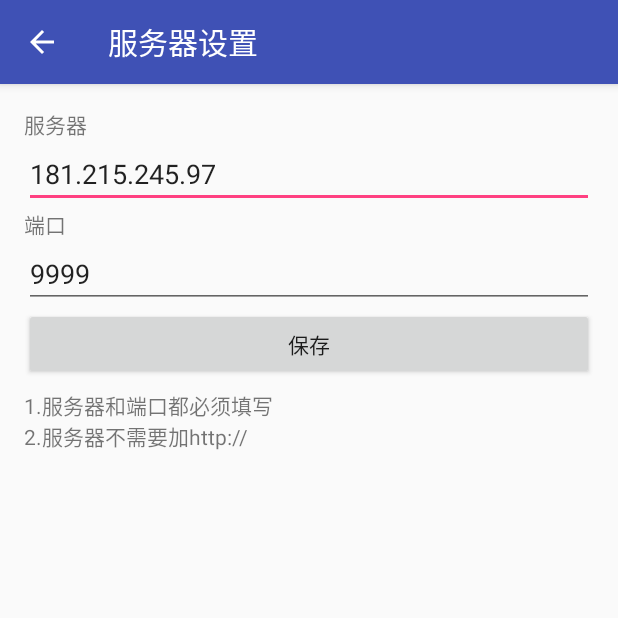
After one commit to ofedge/AndroidSocket, an Android app: the ServerActivity screen opened directly, with no data from a screen before it, on a phone screen of 412 x 824 dp, the top half of it. The commit adds this screen. Run offline under Robolectric (Android 15) with nearby library versions, the phone set to English and light mode, and no system bars.

Commit message:
server setting

```diff
--- a/SocketClient/app/src/main/java/xyz/liuyd/socketclient/MyDBOpenHelper.java
+++ b/SocketClient/app/src/main/java/xyz/liuyd/socketclient/MyDBOpenHelper.java
@@ -15,7 +15,7 @@ import xyz.liuyd.socketclient.SocketClientContrat.ClientEntry;
  */
 public class MyDBOpenHelper extends SQLiteOpenHelper {
 
-    public static final int DATABASE_VERSION = 1;
+    public static final int DATABASE_VERSION = 2;
     public static final String DATABASE_NAME = "client.db";
 
     private static final String TEXT_TYPE = " TEXT";
@@ -23,6 +23,8 @@ public class MyDBOpenHelper extends SQLiteOpenHelper {
     private static final String SQL_CREATE_CLIENT =
             "CREATE TABLE " + ClientEntry.TABLE_NAME + "(" +
                     ClientEntry.COLUMN_NAME_CLIENT_ID + " INTEGER PRIMARY KEY" + COMMA_SEP +
+                    ClientEntry.COLUMN_NAME_HOST + TEXT_TYPE + COMMA_SEP +
+                    ClientEntry.COLUMN_NAME_PORT + TEXT_TYPE + COMMA_SEP +
                     ClientEntry.COLUMN_NAME_PHONE_NUMBER + TEXT_TYPE + COMMA_SEP +
                     ClientEntry.COLUMN_NAME_SMS_CONTENT + TEXT_TYPE + COMMA_SEP +
                     ClientEntry.COLUMN_NAME_SMS_LIMIT + TEXT_TYPE + COMMA_SEP +
@@ -40,6 +42,8 @@ public class MyDBOpenHelper extends SQLiteOpenHelper {
         db.execSQL(SQL_CREATE_CLIENT);
         ContentValues values = new ContentValues();
         values.put(ClientEntry.COLUMN_NAME_CLIENT_ID, 1);
+        values.put(ClientEntry.COLUMN_NAME_HOST, "181.215.245.97");
+        values.put(ClientEntry.COLUMN_NAME_PORT, 9999);
         values.put(ClientEntry.COLUMN_NAME_PHONE_NUMBER, "");
         values.put(ClientEntry.COLUMN_NAME_SMS_CONTENT, "");
         values.put(ClientEntry.COLUMN_NAME_SMS_LIMIT, 50);
--- /dev/null
+++ b/SocketClient/app/src/main/java/xyz/liuyd/socketclient/ServerActivity.java
@@ -0,0 +1,100 @@
+package xyz.liuyd.socketclient;
+
+import android.content.ContentValues;
+import android.content.Intent;
+import android.database.Cursor;
+import android.database.sqlite.SQLiteDatabase;
+import android.os.Build;
+import android.support.v7.app.AppCompatActivity;
+import android.os.Bundle;
+import android.text.TextUtils;
+import android.view.KeyEvent;
+import android.view.MenuItem;
+import android.view.View;
+import android.widget.Button;
+import android.widget.EditText;
+import android.widget.Toast;
+
+import org.w3c.dom.Text;
+
+import xyz.liuyd.socketclient.SocketClientContrat.ClientEntry;
+
+public class ServerActivity extends AppCompatActivity {
+
+    private EditText mHost;
+    private EditText mPort;
+    private Button mSaveButton;
+
+    private SQLiteDatabase db;
+
+    private String clientId;
+
+    @Override
+    protected void onCreate(Bundle savedInstanceState) {
+        super.onCreate(savedInstanceState);
+        setContentView(R.layout.activity_server);
+
+        if (Build.VERSION.SDK_INT >= Build.VERSION_CODES.HONEYCOMB) {
+            getSupportActionBar().setDisplayHomeAsUpEnabled(true);
+        }
+        getSupportActionBar().setTitle("服务器设置");
+
+        MyDBOpenHelper dbHelper = new MyDBOpenHelper(getApplicationContext());
+        db = dbHelper.getReadableDatabase();
+
+        mHost = (EditText) findViewById(R.id.socketHost);
+        mPort = (EditText) findViewById(R.id.socketPort);
+        mSaveButton = (Button) findViewById(R.id.saveServer);
+
+        Cursor cursor = db.query(ClientEntry.TABLE_NAME, null, null, null, null, null, null);
+        if (cursor.moveToFirst()){
+            clientId = cursor.getString(cursor.getColumnIndex(ClientEntry.COLUMN_NAME_CLIENT_ID));
+            String host = cursor.getString(cursor.getColumnIndex(ClientEntry.COLUMN_NAME_HOST));
+            String port = cursor.getString(cursor.getColumnIndex(ClientEntry.COLUMN_NAME_PORT));
+            mHost.setText(host);
+            mPort.setText(port);
+        }
+
+        mSaveButton.setOnClickListener(new View.OnClickListener() {
+            @Override
+            public void onClick(View v) {
+                String host = mHost.getText().toString();
+                String port = mPort.getText().toString();
+                if (TextUtils.isEmpty(host)){
+                    Toast.makeText(getApplicationContext(), "服务器不能为空", Toast.LENGTH_SHORT).show();
+                } else if (TextUtils.isEmpty(port)) {
+                    Toast.makeText(getApplicationContext(), "端口不能为空", Toast.LENGTH_SHORT).show();
+                } else {
+                    ContentValues values = new ContentValues();
+                    values.put(ClientEntry.COLUMN_NAME_HOST, host);
+                    values.put(ClientEntry.COLUMN_NAME_PORT, port);
+                    db.update(ClientEntry.TABLE_NAME, values, ClientEntry.COLUMN_NAME_CLIENT_ID + " = ?", new String[]{clientId});
+                    Toast.makeText(getApplicationContext(), "保存成功", Toast.LENGTH_SHORT).show();
+                }
+            }
+        });
+    }
+
+    @Override
+    public boolean onOptionsItemSelected(MenuItem item){
+        int id = item.getItemId();
+        if (id == android.R.id.home){
+            finish();
+            Intent intent = new Intent();
+            intent.setClass(this, MainActivity.class);
+            startActivity(intent);
+            return true;
+        }
+        return super.onOptionsItemSelected(item);
+    }
+
+    @Override
+    public boolean onKeyDown(int keyCode, KeyEvent event) {
+        if (keyCode == KeyEvent.KEYCODE_BACK){
+            Intent intent = new Intent();
+            intent.setClass(this, MainActivity.class);
+            startActivity(intent);
+        }
+        return super.onKeyDown(keyCode, event);
+    }
+}
--- a/SocketClient/app/src/main/java/xyz/liuyd/socketclient/SettingActivity.java
+++ b/SocketClient/app/src/main/java/xyz/liuyd/socketclient/SettingActivity.java
@@ -47,7 +47,7 @@ public class SettingActivity extends AppCompatActivity {
         if (Build.VERSION.SDK_INT >= Build.VERSION_CODES.HONEYCOMB) {
             getSupportActionBar().setDisplayHomeAsUpEnabled(true);
         }
-        getSupportActionBar().setTitle("Setting");
+        getSupportActionBar().setTitle("一般设置");
 
         Cursor cursor = db.query(ClientEntry.TABLE_NAME, null, null, null, null, null, null);
         if (cursor.moveToFirst()){
--- a/SocketClient/app/src/main/java/xyz/liuyd/socketclient/SocketClientContrat.java
+++ b/SocketClient/app/src/main/java/xyz/liuyd/socketclient/SocketClientContrat.java
@@ -12,6 +12,8 @@ public final class SocketClientContrat {
     public static abstract class ClientEntry implements BaseColumns {
         public static final String TABLE_NAME = "clientinfo";
         public static final String COLUMN_NAME_CLIENT_ID = "id";
+        public static final String COLUMN_NAME_HOST = "host";
+        public static final String COLUMN_NAME_PORT = "port";
         public static final String COLUMN_NAME_PHONE_NUMBER = "phonenumber";
         public static final String COLUMN_NAME_SMS_CONTENT = "smsContent";
         public static final String COLUMN_NAME_SMS_LIMIT = "smslimit";
--- /dev/null
+++ b/SocketClient/app/src/main/res/layout/activity_server.xml
@@ -0,0 +1,46 @@
+<?xml version="1.0" encoding="utf-8"?>
+<LinearLayout xmlns:android="http://schemas.android.com/apk/res/android"
+    xmlns:tools="http://schemas.android.com/tools"
+    android:layout_width="match_parent"
+    android:layout_height="match_parent"
+    android:paddingBottom="@dimen/activity_vertical_margin"
+    android:paddingLeft="@dimen/activity_horizontal_margin"
+    android:paddingRight="@dimen/activity_horizontal_margin"
+    android:paddingTop="@dimen/activity_vertical_margin"
+    android:orientation="vertical"
+    tools:context="xyz.liuyd.socketclient.ServerActivity">
+
+    <TextView
+        android:layout_width="wrap_content"
+        android:layout_height="wrap_content"
+        android:text="@string/socket_host"/>
+
+    <EditText
+        android:id="@+id/socketHost"
+        android:inputType="textUri"
+        android:layout_width="match_parent"
+        android:layout_height="wrap_content" />
+
+    <TextView
+        android:text="@string/socket_port"
+        android:layout_width="wrap_content"
+        android:layout_height="wrap_content" />
+
+    <EditText
+        android:id="@+id/socketPort"
+        android:inputType="number"
+        android:layout_width="match_parent"
+        android:layout_height="wrap_content" />
+
+    <Button
+        android:id="@+id/saveServer"
+        android:text="@string/save_setting"
+        android:layout_width="match_parent"
+        android:layout_height="wrap_content" />
+
+    <TextView
+        android:text="@string/server_tips"
+        android:layout_marginTop="10px"
+        android:layout_width="match_parent"
+        android:layout_height="match_parent" />
+</LinearLayout>
--- a/SocketClient/app/src/main/res/menu/main_activity.xml
+++ b/SocketClient/app/src/main/res/menu/main_activity.xml
@@ -6,4 +6,8 @@
         android:title="@string/action_settings"
         app:showAsAction="never"/>
 
+    <item android:id="@+id/server_setting"
+        android:title="@string/server_setting"
+        app:showAsAction="never"/>
+
 </menu>
--- a/SocketClient/app/src/main/res/values/strings.xml
+++ b/SocketClient/app/src/main/res/values/strings.xml
@@ -3,7 +3,9 @@
     <string name="connect_socket">连接</string>
     <string name="disconnect_socket">断开</string>
     <string name="socket_info">等待连接...</string>
-    <string name="action_settings">设置</string>
+
+    <string name="action_settings">一般设置</string>
+    <string name="server_setting">服务器设置</string>
 
     <string name="title_activity_setting">SettingActivity</string>
     <string name="phone_number">输入您的分机号码</string>
@@ -11,4 +13,8 @@
     <string name="sms_limit">每日发送短信上限</string>
     <string name="sms_send">今日已发送短信: 0</string>
     <string name="save_setting">保存</string>
+
+    <string name="socket_host">服务器</string>
+    <string name="socket_port">端口</string>
+    <string name="server_tips">1.服务器和端口都必须填写 \n2.服务器不需要加http:// </string>'
 </resources>
```
Also changed, not shown: SocketClient/app/src/main/AndroidManifest.xml (+6 -2 lines), SocketClient/app/src/main/java/xyz/liuyd/socketclient/MainActivity.java (+17 -6 lines), 1 other file.
